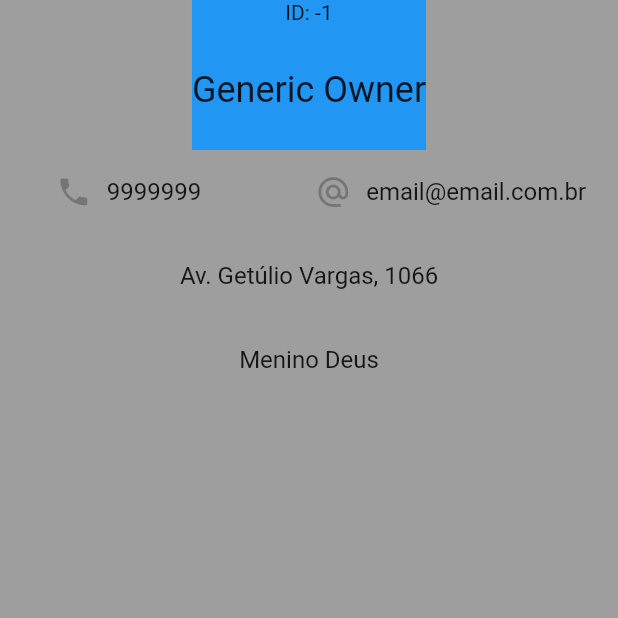
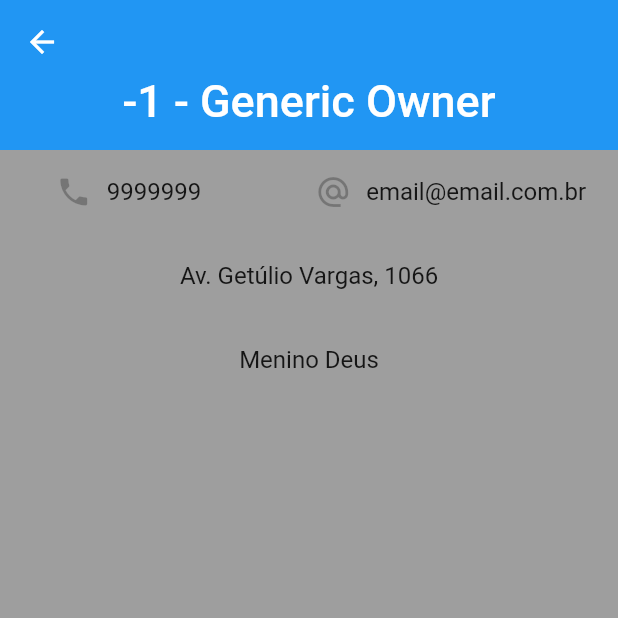
Before and after one commit to gruschel/app_lageado, a Flutter app: the OwnerScreen screen opened directly with empty values, on a phone screen of 412 x 824 dp, the top half of it. Run offline on Flutter 3.47's test engine with Material 2 defaults, Android fonts, the phone set to English and light mode, and no system bars.

Commit message:
- Applies SliverWidget on Vehicle, Service and Owner's Pages

```diff
--- a/lib/view/widgets/owner_screen_main.dart
+++ b/lib/view/widgets/owner_screen_main.dart
@@ -61,26 +61,28 @@ class _OwnerScreen extends State<OwnerScreen> {
   Widget build(BuildContext context) {
     return Scaffold(
       backgroundColor: Colors.grey,
-      body: Column(
-        children: [
-          Container(
-            height: 100,
-            color: Colors.blue,
-            child: Column(
-              mainAxisSize: MainAxisSize.max,
-              children: <Widget>[
+      body:
+      CustomScrollView(
+          slivers: <Widget>[
+            SliverAppBar(
+                backgroundColor: Colors.blue,
+                pinned: true,
+                snap: false,
+                floating: false,
+                expandedHeight: 100,
+                //titleSpacing: 2,
+                flexibleSpace: FlexibleSpaceBar(
+                  centerTitle: true,
+                  //titlePadding: const EdgeInsets.only(top: 10),
+                  title:
                   Text(
-                  "ID: " + ownerInfo.id.toString(),
-                  textAlign: TextAlign.right,
+                    ownerInfo.id.toString() + " - " + ownerInfo.name,
+                    style: TextStyle(fontSize: 20),
                   ),
-                const SizedBox(height: 30),
-                Text(
-                    ownerInfo.name, style: const TextStyle(fontSize: 24)
-                )
-              ],
                 )
             ),
-          Expanded(
+            SliverFillRemaining(
+                child: Expanded(
                     child: _isLoading ? const Center(child: CircularProgressIndicator(color: Colors.green)) :
                     ListView(
                       /*scrollDirection: Axis.vertical,
@@ -115,9 +117,8 @@ class _OwnerScreen extends State<OwnerScreen> {
                       ],
                     )
                 )
-          //)
-        ],
             )
+          ]),
     );
   }
 }
```
Also changed, not shown: lib/view/vehicle_screen_main.dart (+18 -17 lines), lib/view/widgets/service_screen_main.dart (+19 -18 lines), 1 other file. Lines whose indentation alone changed are shown as unchanged.
